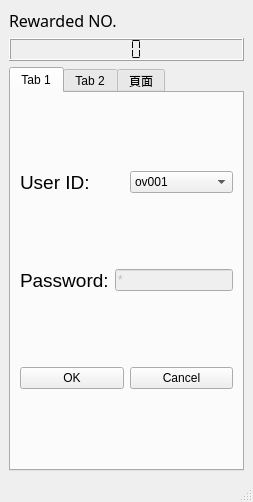
The window that mainwindow.ui (idiotyong/WeiYaGameClient) describes before a commit, drawn with Qt 5.
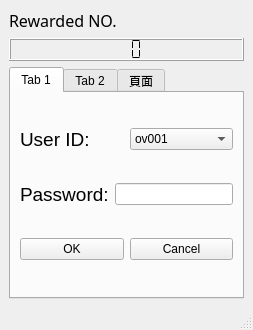
The same window after the commit.

What changed in the file:
```diff
--- a/mainwindow.ui
+++ b/mainwindow.ui
@@ -7,7 +7,7 @@
     <x>0</x>
     <y>0</y>
     <width>253</width>
-    <height>502</height>
+    <height>330</height>
    </rect>
   </property>
   <property name="windowTitle">
@@ -168,10 +168,10 @@
           <item>
            <widget class="QLineEdit" name="ledtPassword">
             <property name="enabled">
-             <bool>false</bool>
+             <bool>true</bool>
             </property>
             <property name="inputMask">
-             <string>*</string>
+             <string notr="true"/>
             </property>
            </widget>
           </item>
```
Left out of the diff: 2 changed lines with no effect on the pictures.
